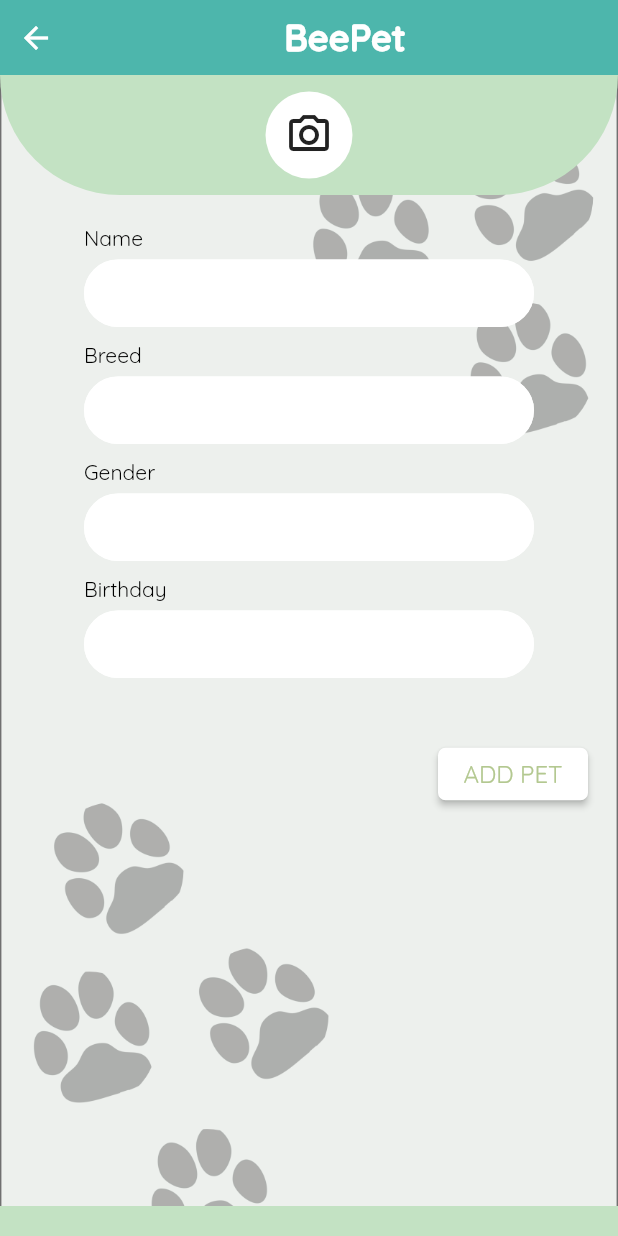
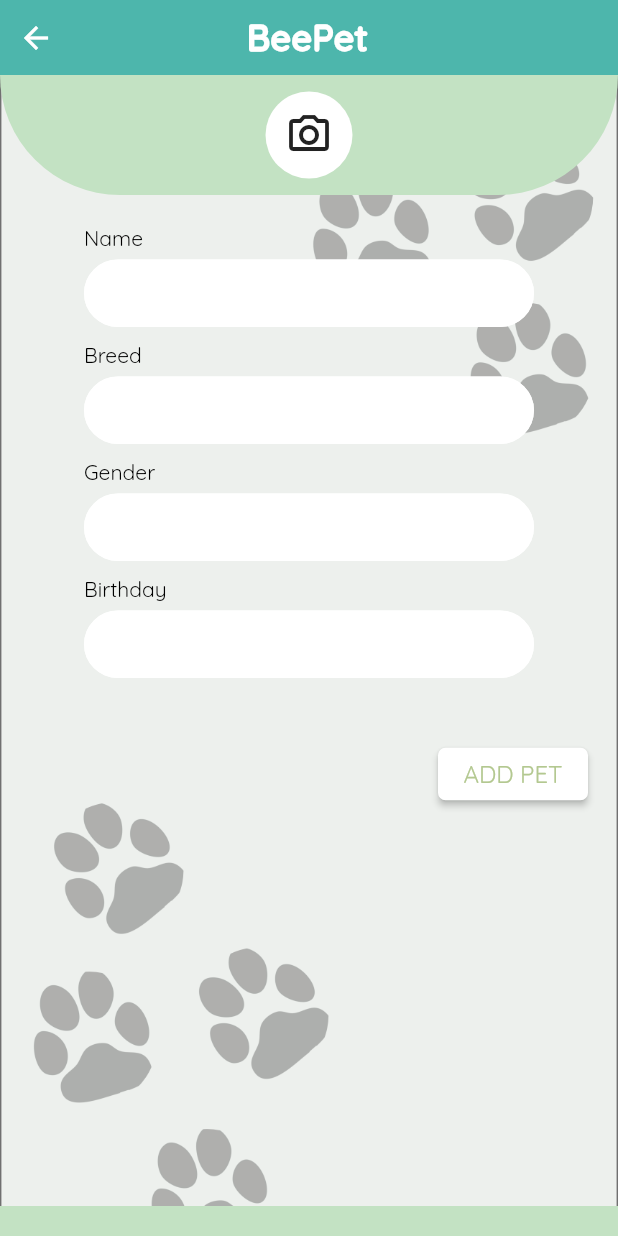
Before and after one commit to Lans12345/beepet, a Flutter app: the MyPetsTab screen opened directly, after a tap on the "add" icon, on a phone screen of 412 x 824 dp. Run offline on Flutter 3.47's test engine with Material 2 defaults, Android fonts, the light colour scheme and no system bars; our stand-ins replace cloud_firestore, firebase_core, fluttertoast, get_storage; accounts and stored records are empty.

Commit message:
fixed alignment

```diff
--- a/lib/screens/tabs/my_pets/add_pet_tab.dart
+++ b/lib/screens/tabs/my_pets/add_pet_tab.dart
@@ -56,7 +56,9 @@
                                   text: 'BeePet',
                                   fontSize: 24,
                                   color: Colors.white),
-                              const SizedBox(),
+                              const SizedBox(
+                                width: 50,
+                              ),
                             ],
                           ),
                         ),
--- a/lib/screens/tabs/my_pets/edit_pet_profile_tab.dart
+++ b/lib/screens/tabs/my_pets/edit_pet_profile_tab.dart
@@ -64,7 +64,9 @@
                                   text: 'BeePet',
                                   fontSize: 24,
                                   color: Colors.white),
-                              const SizedBox(),
+                              const SizedBox(
+                                width: 50,
+                              ),
                             ],
                           ),
                         ),
--- a/lib/screens/tabs/my_pets/my_pets_tab.dart
+++ b/lib/screens/tabs/my_pets/my_pets_tab.dart
@@ -55,7 +55,9 @@
                                   text: 'BeePet',
                                   fontSize: 24,
                                   color: Colors.white),
-                              const SizedBox(),
+                              const SizedBox(
+                                width: 50,
+                              ),
                             ],
                           ),
                         ),
--- a/lib/screens/tabs/my_pets/pet_profile_tab.dart
+++ b/lib/screens/tabs/my_pets/pet_profile_tab.dart
@@ -54,7 +54,9 @@
                                   text: 'BeePet',
                                   fontSize: 24,
                                   color: Colors.white),
-                              const SizedBox(),
+                              const SizedBox(
+                                width: 50,
+                              ),
                             ],
                           ),
                         ),
--- a/lib/screens/tabs/notif_tab.dart
+++ b/lib/screens/tabs/notif_tab.dart
@@ -54,7 +54,9 @@
                                   text: 'BeePet',
                                   fontSize: 24,
                                   color: Colors.white),
-                              const SizedBox(),
+                              const SizedBox(
+                                width: 50,
+                              ),
                             ],
                           ),
                         ),
--- a/lib/screens/tabs/pet_community_tab.dart
+++ b/lib/screens/tabs/pet_community_tab.dart
@@ -118,7 +118,9 @@
                                   text: 'BeePet',
                                   fontSize: 24,
                                   color: Colors.white),
-                              const SizedBox(),
+                              const SizedBox(
+                                width: 50,
+                              ),
                             ],
                           ),
                         ),
--- a/lib/screens/tabs/pet_record/main_screen.dart
+++ b/lib/screens/tabs/pet_record/main_screen.dart
@@ -54,7 +54,9 @@
                                   text: 'BeePet',
                                   fontSize: 24,
                                   color: Colors.white),
-                              const SizedBox(),
+                              const SizedBox(
+                                width: 50,
+                              ),
                             ],
                           ),
                         ),
--- a/lib/screens/tabs/pet_record/record_tab.dart
+++ b/lib/screens/tabs/pet_record/record_tab.dart
@@ -55,7 +55,9 @@
                                   text: 'BeePet',
                                   fontSize: 24,
                                   color: Colors.white),
-                              const SizedBox(),
+                              const SizedBox(
+                                width: 50,
+                              ),
                             ],
                           ),
                         ),
--- a/lib/screens/tabs/profile/edit_profile_tab.dart
+++ b/lib/screens/tabs/profile/edit_profile_tab.dart
@@ -65,7 +65,9 @@
                                   text: 'BeePet',
                                   fontSize: 24,
                                   color: Colors.white),
-                              const SizedBox(),
+                              const SizedBox(
+                                width: 50,
+                              ),
                             ],
                           ),
                         ),
```
